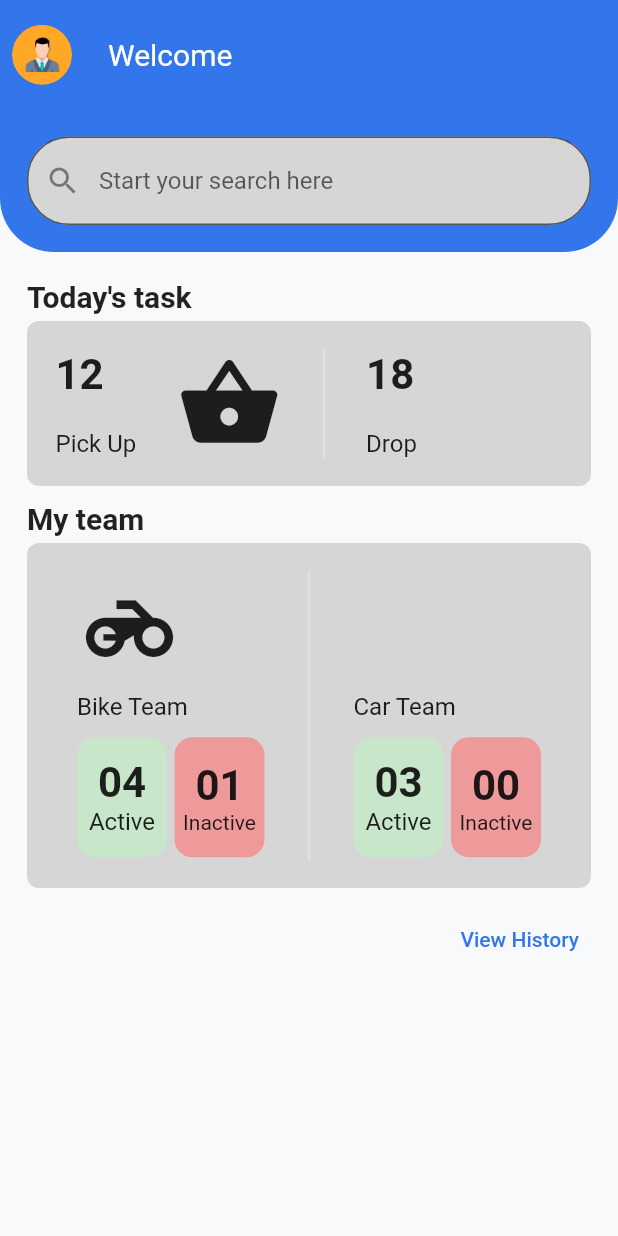
After one commit to prateek-aher/2De, a Flutter app: the Dashboard screen opened directly, on a phone screen of 412 x 824 dp. The commit adds this screen. Run offline on Flutter 3.47's test engine with Material 2 defaults, Android fonts, the phone set to English and light mode, and no system bars; our stand-ins replace cached_network_image, camera, image_picker, shared_preferences; missing offline and left inert: flutter_swipe_button, fluttercontactpicker, qr_code_scanner; accounts and stored records are empty; network calls fail; grey boxes are pictures that could not be loaded.

Commit message:
Manager dashboard UI

```diff
--- a/lib/Providers/FindTaskProvider.dart
+++ b/lib/Providers/FindTaskProvider.dart
@@ -19,6 +19,7 @@ class FindTaskProvider extends ChangeNotifier {
   bool postResponse = true;
 
   Future<dynamic> findTask(context) async {
+    changeWidget();
     try {
       final response = await _apiProvider.get(FIND_TASK);
       print('FIND_TASK');
@@ -40,14 +41,17 @@ class FindTaskProvider extends ChangeNotifier {
                 break;
               case TaskType.drop:
                 Navigator.of(context).pushReplacement(
+                    // TODO: Put "Go To Drop" page here
                     MaterialPageRoute(builder: (context) => GoToPickup()));
                 break;
               case TaskType.hubPickup:
                 Navigator.of(context).pushReplacement(
+                    // TODO: Put "Go To Hub pickup" page here
                     MaterialPageRoute(builder: (context) => GoToPickup()));
                 break;
               case TaskType.hubDrop:
                 Navigator.of(context).pushReplacement(
+                    // TODO: Put "Go To Hub drop" page here
                     MaterialPageRoute(builder: (context) => GoToPickup()));
                 break;
             }
--- /dev/null
+++ b/lib/UI/AdminConsole/dashboard.dart
@@ -0,0 +1,319 @@
+import 'package:cached_network_image/cached_network_image.dart';
+import 'package:delivery/CommonWidget/CommonWidget.dart';
+import 'package:flutter/cupertino.dart';
+import 'package:flutter/material.dart';
+
+class Dashboard extends StatelessWidget {
+  const Dashboard({Key? key}) : super(key: key);
+
+  @override
+  Widget build(BuildContext context) {
+    return GestureDetector(
+      onTap: () {
+        FocusScope.of(context).unfocus();
+      },
+      child: Scaffold(
+        appBar: AppBar(
+          backgroundColor: Colors.transparent,
+          toolbarHeight: 140,
+          leading: IconButton(
+            onPressed: () {
+              // Navigator.push(context,
+              //     MaterialPageRoute(builder: (context) => ProfileDetails()));
+            },
+            icon: Hero(
+              tag: 'profilepicture',
+              child: ClipOval(
+                child: Image.asset('assets/dummy_user.png'),
+              ),
+            ),
+          ),
+          title: Text('Welcome'),
+          centerTitle: false,
+          elevation: 0,
+          flexibleSpace: Container(
+            decoration: BoxDecoration(
+                borderRadius: BorderRadius.only(
+                    bottomLeft: Radius.circular(36),
+                    bottomRight: Radius.circular(36)),
+                color: Theme.of(context).primaryColor),
+          ),
+          bottom: PreferredSize(
+            preferredSize: const Size.fromHeight(28.0),
+            child: Padding(
+              padding: const EdgeInsets.all(18.0),
+              child: TextFormField(
+                decoration: InputDecoration(
+                  prefixIcon: Icon(Icons.search),
+                  hintText: 'Start your search here',
+                  filled: true,
+                  focusColor: Colors.white,
+                  fillColor: Colors.grey[350],
+                  border: OutlineInputBorder(
+                      borderRadius: BorderRadius.all(Radius.circular(28))),
+                  focusedBorder: OutlineInputBorder(
+                      borderRadius: BorderRadius.all(Radius.circular(28))),
+                ),
+              ),
+            ),
+          ),
+        ),
+        body: ListView(
+          children: [
+            Container(
+              width: double.infinity,
+              margin: EdgeInsets.only(left: 18, right: 18, top: 18),
+              child: Column(
+                mainAxisAlignment: MainAxisAlignment.start,
+                crossAxisAlignment: CrossAxisAlignment.start,
+                children: [
+                  Text(
+                    'Today\'s task',
+                    style: TextStyle(fontSize: 20, fontWeight: FontWeight.bold),
+                  ),
+                  5.h,
+                  GestureDetector(
+                    onTap: () {
+                      print('Today\'s task\n');
+                    },
+                    child: Container(
+                      padding: EdgeInsets.all(18),
+                      height: 110,
+                      decoration: BoxDecoration(
+                          color: Colors.grey[350],
+                          borderRadius: BorderRadius.all(Radius.circular(8)),
+                          border: Border.all(color: Colors.transparent)),
+                      child: Row(
+                        mainAxisAlignment: MainAxisAlignment.spaceBetween,
+                        crossAxisAlignment: CrossAxisAlignment.center,
+                        children: [
+                          Column(
+                            mainAxisAlignment: MainAxisAlignment.spaceBetween,
+                            crossAxisAlignment: CrossAxisAlignment.start,
+                            children: [
+                              Text('12',
+                                  style: TextStyle(
+                                      fontSize: 28,
+                                      fontWeight: FontWeight.bold)),
+                              Text('Pick Up',
+                                  style: TextStyle(
+                                      fontSize: 16,
+                                      fontWeight: FontWeight.normal))
+                            ],
+                          ),
+                          FittedBox(
+                            fit: BoxFit.fitWidth,
+                            child: Icon(
+                              Icons.shopping_basket,
+                              size: 70,
+                            ),
+                          ),
+                          Container(
+                            color: Colors.grey[300],
+                            width: 2,
+                          ),
+                          Column(
+                            mainAxisAlignment: MainAxisAlignment.spaceBetween,
+                            crossAxisAlignment: CrossAxisAlignment.start,
+                            children: [
+                              Text('18',
+                                  style: TextStyle(
+                                      fontSize: 28,
+                                      fontWeight: FontWeight.bold)),
+                              Text('Drop',
+                                  style: TextStyle(
+                                      fontSize: 16,
+                                      fontWeight: FontWeight.normal))
+                            ],
+                          ),
+                          Image.network(
+                            'https://pngimg.com/uploads/pickup_truck/pickup_truck_PNG16290.png',
+                            height: 70,
+                            fit: BoxFit.fitWidth,
+                          ),
+                        ],
+                      ),
+                    ),
+                  ),
+                  10.h,
+                  Text(
+                    'My team',
+                    style: TextStyle(fontSize: 20, fontWeight: FontWeight.bold),
+                  ),
+                  5.h,
+                  Container(
+                    height: 230,
+                    padding: EdgeInsets.all(18),
+                    decoration: BoxDecoration(
+                        color: Colors.grey[350],
+                        borderRadius: BorderRadius.all(Radius.circular(8)),
+                        border: Border.all(color: Colors.transparent)),
+                    child: Row(
+                      mainAxisAlignment: MainAxisAlignment.spaceAround,
+                      crossAxisAlignment: CrossAxisAlignment.stretch,
+                      children: [
+                        Column(
+                          mainAxisAlignment: MainAxisAlignment.spaceAround,
+                          crossAxisAlignment: CrossAxisAlignment.start,
+                          children: [
+                            Icon(
+                              Icons.motorcycle,
+                              size: 70,
+                            ),
+                            3.h,
+                            Text('Bike Team',
+                                style: TextStyle(
+                                    fontSize: 16,
+                                    fontWeight: FontWeight.normal)),
+                            5.h,
+                            Row(
+                              children: [
+                                Container(
+                                  padding: EdgeInsets.symmetric(horizontal: 5),
+                                  height: 80,
+                                  width: 60,
+                                  decoration: BoxDecoration(
+                                      color: Colors.green[100],
+                                      borderRadius: BorderRadius.circular(12)),
+                                  child: Column(
+                                    mainAxisAlignment: MainAxisAlignment.center,
+                                    children: [
+                                      Text('04',
+                                          style: TextStyle(
+                                              fontSize: 28,
+                                              fontWeight: FontWeight.bold)),
+                                      FittedBox(
+                                        fit: BoxFit.fitWidth,
+                                        child: Text('Active',
+                                            style: TextStyle(
+                                                fontSize: 16,
+                                                fontWeight: FontWeight.normal)),
+                                      )
+                                    ],
+                                  ),
+                                ),
+                                5.w,
+                                Container(
+                                    padding:
+                                        EdgeInsets.symmetric(horizontal: 5),
+                                    height: 80,
+                                    width: 60,
+                                    decoration: BoxDecoration(
+                                        color: Colors.red[200],
+                                        borderRadius:
+                                            BorderRadius.circular(12)),
+                                    child: Column(
+                                      mainAxisAlignment:
+                                          MainAxisAlignment.center,
+                                      children: [
+                                        Text('01',
+                                            style: TextStyle(
+                                                fontSize: 28,
+                                                fontWeight: FontWeight.bold)),
+                                        FittedBox(
+                                          fit: BoxFit.fitWidth,
+                                          child: Text('Inactive',
+                                              style: TextStyle(
+                                                  // fontSize: 16,
+                                                  fontWeight:
+                                                      FontWeight.normal)),
+                                        )
+                                      ],
+                                    ))
+                              ],
+                            ),
+                          ],
+                        ),
+                        Container(
+                          color: Colors.grey[300],
+                          width: 2,
+                          // height: 100,
+                        ),
+                        Column(
+                          mainAxisAlignment: MainAxisAlignment.spaceAround,
+                          crossAxisAlignment: CrossAxisAlignment.start,
+                          children: [
+                            Image.network(
+                              'https://pngimg.com/uploads/pickup_truck/pickup_truck_PNG16290.png',
+                              height: 70,
+                              fit: BoxFit.fitWidth,
+                            ),
+                            3.h,
+                            Text('Car Team',
+                                style: TextStyle(
+                                    fontSize: 16,
+                                    fontWeight: FontWeight.normal)),
+                            5.h,
+                            Row(
+                              children: [
+                                Container(
+                                  padding: EdgeInsets.symmetric(horizontal: 5),
+                                  decoration: BoxDecoration(
+                                      color: Colors.green[100],
+                                      borderRadius: BorderRadius.circular(12)),
+                                  height: 80,
+                                  width: 60,
+                                  child: Column(
+                                    mainAxisAlignment: MainAxisAlignment.center,
+                                    children: [
+                                      Text('03',
+                                          style: TextStyle(
+                                              fontSize: 28,
+                                              fontWeight: FontWeight.bold)),
+                                      FittedBox(
+                                        fit: BoxFit.fitWidth,
+                                        child: Text('Active',
+                                            style: TextStyle(
+                                                fontSize: 16,
+                                                fontWeight: FontWeight.normal)),
+                                      )
+                                    ],
+                                  ),
+                                ),
+                                5.w,
+                                Container(
+                                    decoration: BoxDecoration(
+                                        color: Colors.red[200],
+                                        borderRadius:
+                                            BorderRadius.circular(12)),
+                                    height: 80,
+                                    width: 60,
+                                    child: Column(
+                                      mainAxisAlignment:
+                                          MainAxisAlignment.center,
+                                      children: [
+                                        Text('00',
+                                            style: TextStyle(
+                                                fontSize: 28,
+                                                fontWeight: FontWeight.bold)),
+                                        FittedBox(
+                                          fit: BoxFit.fitWidth,
+                                          child: Text('Inactive',
+                                              style: TextStyle(
+                                                  // fontSize: 16,
+                                                  fontWeight:
+                                                      FontWeight.normal)),
+                                        )
+                                      ],
+                                    ))
+                              ],
+                            ),
+                          ],
+                        ),
+                      ],
+                    ),
+                  ),
+                  10.h,
+                  Align(
+                      alignment: Alignment.centerRight,
+                      child: TextButton(
+                          onPressed: () {}, child: Text('View History')))
+                ],
+              ),
+            ),
+          ],
+        ),
+      ),
+    );
+  }
+}
--- a/lib/UI/Auth/enter_phone_number.dart
+++ b/lib/UI/Auth/enter_phone_number.dart
@@ -3,6 +3,7 @@ import 'dart:convert';
 import 'package:delivery/CommonWidget/CommonWidget.dart';
 import 'package:delivery/CommonWidget/Snackbar.dart';
 import 'package:delivery/Providers/SendOtpProvider.dart';
+import 'package:delivery/UI/AdminConsole/dashboard.dart';
 import 'package:flutter/material.dart';
 import 'package:flutter/services.dart';
 import 'package:provider/provider.dart';
@@ -158,6 +159,32 @@ class _SecondPartState extends State<SecondPart> {
                               .textTheme
                               .subtitle1!
                               .fontSize)))),
+          10.h,
+          Row(
+            mainAxisAlignment: MainAxisAlignment.start,
+            children: [
+              Padding(padding: EdgeInsets.all(8), child: Text('or Login as')),
+              TextButton(
+                  style: TextButton.styleFrom(padding: EdgeInsets.all(0)),
+                  onPressed: () {
+                    FocusScope.of(context).unfocus();
+                    // if (_formKey.currentState!.validate()) {
+                    //   String requestJson = jsonEncode(
+                    //       {"phone_no": "${_phoneController.text.trim()}"});
+                    //   context.read<SendOtpProvider>().testCall(requestJson,
+                    //       _phoneController.text.trim(), context);
+                    // }
+                    Navigator.of(context).push(
+                        MaterialPageRoute(builder: (context) => Dashboard()));
+                  },
+                  child: Text('Admin',
+                      style: TextStyle(
+                          fontSize: Theme.of(context)
+                              .textTheme
+                              .subtitle1!
+                              .fontSize))),
+            ],
+          ),
           70.h,
         ],
       ),
--- a/lib/UI/Main/Home/Homepage.dart
+++ b/lib/UI/Main/Home/Homepage.dart
@@ -57,9 +57,7 @@ class _HomepageState extends State<Homepage> {
   }
 
   Widget idleWidget() {
-    return Container(
-        width: MediaQuery.of(context).size.width,
-        child: Column(mainAxisAlignment: MainAxisAlignment.center, children: [
+    return Column(children: [
       // My Bag
       Expanded(
           flex: 4,
@@ -110,18 +108,15 @@ class _HomepageState extends State<Homepage> {
                                                   border: Border.all(
                                                       color: Colors.grey),
                                                   borderRadius:
-                                                          BorderRadius.circular(
-                                                              12),
+                                                      BorderRadius.circular(12),
                                                   image: DecorationImage(
-                                                          image: NetworkImage(e
-                                                              .pickupImages
-                                                              .first),
+                                                      image: NetworkImage(
+                                                          e.pickupImages.first),
                                                       fit: BoxFit.cover)),
                                               height: 100,
                                               width: 100),
                                           Text(e.productType ?? '',
-                                                  style:
-                                                      TextStyle(fontSize: 16)),
+                                              style: TextStyle(fontSize: 16)),
                                           Text('#${e.deliveryId}'),
                                         ])))
                                 .toList()))
@@ -137,6 +132,7 @@ class _HomepageState extends State<Homepage> {
                 style: TextStyle(fontSize: 30),
               )),
       Spacer(),
+      // Button
       Container(
           margin: const EdgeInsets.all(10),
           height: 150,
@@ -151,19 +147,17 @@ class _HomepageState extends State<Homepage> {
                     spreadRadius: 3)
               ]),
           child: ElevatedButton(
-                  onPressed: () {
-                    context.read<FindTaskProvider>().changeWidget();
-                    context.read<FindTaskProvider>().findTask(context);
-                  },
+              onPressed: () =>
+                  context.read<FindTaskProvider>().findTask(context),
               style: ElevatedButton.styleFrom(
-                      shape: CircleBorder(), elevation: 0),
+                  shape: CircleBorder(), elevation: 10),
               child: Center(
                   child: Text('Start',
-                          style:
-                              TextStyle(color: Colors.white, fontSize: 30))))),
+                      style: TextStyle(color: Colors.white, fontSize: 30))))),
+      Spacer(),
       Text('Click on Start To Get Task'),
-          Spacer(flex: 2)
-        ]));
+      48.h,
+    ]);
   }
 
   Widget findingTaskWidget() {
--- a/lib/UI/Main/Home/go_to_pickup.dart
+++ b/lib/UI/Main/Home/go_to_pickup.dart
@@ -33,6 +33,21 @@ class _GoToPickupState extends State<GoToPickup> {
   void loadData() {
     currentTask = context.read<FindTaskProvider>().findTaskModel!.data!.result;
     setState(() {});
+    WidgetsBinding.instance?.addPostFrameCallback((timeStamp) {
+      showDialog(
+          context: context,
+          builder: (context) => AlertDialog(
+                actions: [
+                  TextButton(
+                      onPressed: () {
+                        Navigator.pop(context);
+                      },
+                      child: Text('OK'))
+                ],
+                content: Text(
+                    'You have ${currentTask!.task!.schedules.length} items for pickup'),
+              ));
+    });
   }
 
   @override
@@ -54,10 +69,7 @@ class _GoToPickupState extends State<GoToPickup> {
               child: Row(
                 mainAxisAlignment: MainAxisAlignment.spaceBetween,
                 children: [
-                  Text(
-                      taskType == TaskType.pickup
-                          ? 'Pickup package'
-                          : 'Drop package',
+                  Text('Go to Pickup',
                       style:
                           TextStyle(fontSize: 20, fontWeight: FontWeight.w500)),
                   IconButton(
@@ -88,14 +100,18 @@ class _GoToPickupState extends State<GoToPickup> {
                         fontWeight: FontWeight.w500,
                         color: GREY5),
                   ),
-                  Wrap(
-                      direction: Axis.horizontal,
-                      children: List.generate(
-                          currentTask!.task!.schedules.length,
-                          (index) => CachedNetworkImage(
-                              imageUrl:
-                                  'https://static9.depositphotos.com/1669785/1150/i/600/depositphotos_11506024-stock-photo-package.jpg',
-                              width: 125))),
+                  // Wrap(
+                  //     direction: Axis.horizontal,
+                  //     children: List.generate(
+                  //         currentTask!.task!.schedules.length,
+                  //         (index) => CachedNetworkImage(
+                  //             imageUrl:
+                  //                 'https://static9.depositphotos.com/1669785/1150/i/600/depositphotos_11506024-stock-photo-package.jpg',
+                  //             width: 125))),
+                  CachedNetworkImage(
+                      imageUrl:
+                          'https://static9.depositphotos.com/1669785/1150/i/600/depositphotos_11506024-stock-photo-package.jpg',
+                      width: 200),
                   20.h,
                   Text(
                     address.businessName ?? '',
--- a/lib/Utils/colors.dart
+++ b/lib/Utils/colors.dart
@@ -2,6 +2,7 @@ import 'package:flutter/cupertino.dart';
 
 const Color APP_COLOR = const Color(0xFF165EDB);
 const Color PRIMARY_COLOR = const Color(0xFF3376EB);
+const Color SCAFFOLD_BACKGROUND_COLOR = const Color(0xffF7F9FB);
 const Color GREY5 = const Color(0xff8A939B);
 const Color GREY7 = const Color(0xffC4C9CD);
 const Color GREY8 = const Color(0xffe2e4e6);
--- a/lib/app.dart
+++ b/lib/app.dart
@@ -13,7 +13,6 @@ import 'Utils/colors.dart';
 final navigatorKey = GlobalKey<NavigatorState>();
 
 class MyApp extends StatelessWidget {
-  String mukesh = 'shfdh';
   // This widget is the root of your application.
   @override
   Widget build(BuildContext context) {
@@ -39,7 +38,7 @@ class MyApp extends StatelessWidget {
         theme: ThemeData(
           primarySwatch: Colors.blue,
           primaryColor: PRIMARY_COLOR,
-          scaffoldBackgroundColor: const Color(0xffF7F9FB),
+          scaffoldBackgroundColor: SCAFFOLD_BACKGROUND_COLOR,
           appBarTheme: const AppBarTheme(
             backgroundColor: PRIMARY_COLOR,
             centerTitle: true,
```
Also changed, not shown: pubspec.lock. Lines whose indentation alone changed are shown as unchanged.
